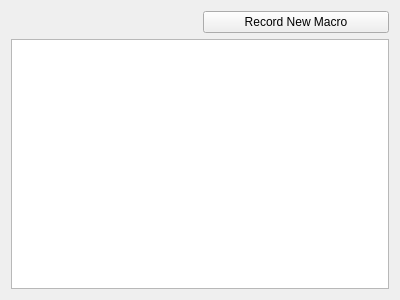
Before: the Qt Designer form gui/main_window.ui in CanoeH01/KeyboardMouseMacroApp, drawn with Qt 5.
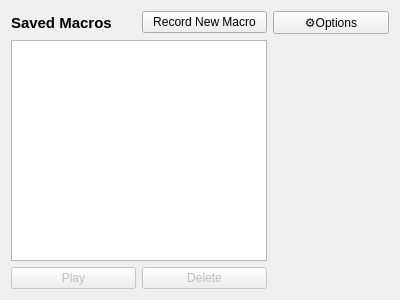
After: the same form once the commit is applied.

Commit message: further iterated on main window's UI, added context menus for various operations yet to be implemented

The edit to the form file:
```diff
--- a/gui/main_window.ui
+++ b/gui/main_window.ui
@@ -14,7 +14,7 @@
    <string>Form</string>
   </property>
   <layout class="QGridLayout" name="gridLayout">
-   <item row="1" column="2" colspan="2">
+   <item row="1" column="0" colspan="2">
     <widget class="QTableWidget" name="tblSavedMacros">
      <property name="focusPolicy">
       <enum>Qt::FocusPolicy::ClickFocus</enum>
@@ -77,13 +77,53 @@
      <column/>
     </widget>
    </item>
-   <item row="0" column="3">
+   <item row="0" column="2">
+    <widget class="QPushButton" name="btnOptions">
+     <property name="text">
+      <string>⚙️Options</string>
+     </property>
+    </widget>
+   </item>
+   <item row="0" column="1">
     <widget class="QPushButton" name="btnRecordNewMacro">
      <property name="text">
       <string>Record New Macro</string>
      </property>
     </widget>
    </item>
+   <item row="0" column="0">
+    <widget class="QLabel" name="lblSavedMacros">
+     <property name="font">
+      <font>
+       <pointsize>11</pointsize>
+       <bold>true</bold>
+      </font>
+     </property>
+     <property name="text">
+      <string>Saved Macros</string>
+     </property>
+    </widget>
+   </item>
+   <item row="2" column="0">
+    <widget class="QPushButton" name="btnPlayMacro">
+     <property name="enabled">
+      <bool>false</bool>
+     </property>
+     <property name="text">
+      <string>Play</string>
+     </property>
+    </widget>
+   </item>
+   <item row="2" column="1">
+    <widget class="QPushButton" name="btnDeleteMacro">
+     <property name="enabled">
+      <bool>false</bool>
+     </property>
+     <property name="text">
+      <string>Delete</string>
+     </property>
+    </widget>
+   </item>
   </layout>
  </widget>
  <resources/>
```
The commit also changes 2 other files.
